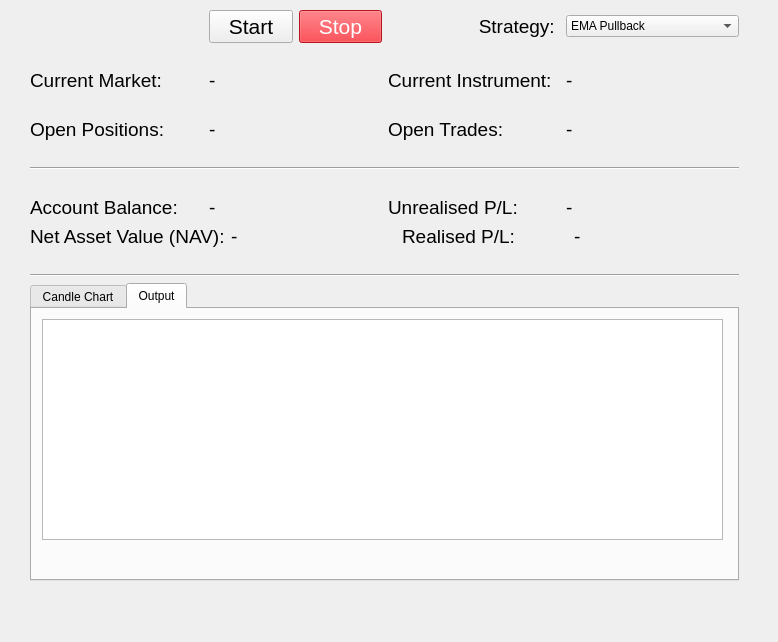
Old version of the form pyTrade_GUI.ui in the repository martynj2001/pieTrade.
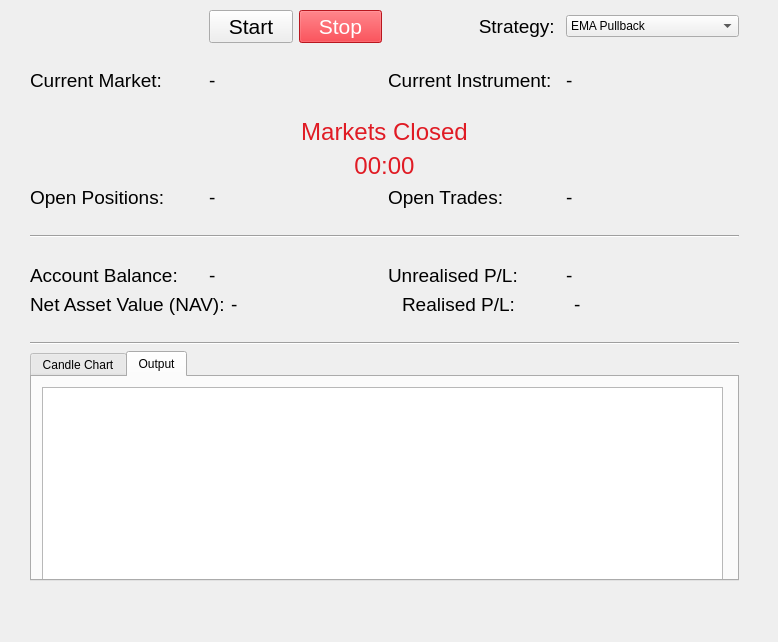
New version of the form. Icons and pictures are not drawn.

What changed in the file:
```diff
--- a/pyTrade_GUI.ui
+++ b/pyTrade_GUI.ui
@@ -194,6 +194,42 @@
       </property>
      </spacer>
     </item>
+    <item>
+     <widget class="QLabel" name="lb_Markets">
+      <property name="font">
+       <font>
+        <pointsize>18</pointsize>
+       </font>
+      </property>
+      <property name="styleSheet">
+       <string notr="true">color: rgb(224, 27, 36);</string>
+      </property>
+      <property name="text">
+       <string>Markets Closed</string>
+      </property>
+      <property name="alignment">
+       <set>Qt::AlignmentFlag::AlignCenter</set>
+      </property>
+     </widget>
+    </item>
+    <item>
+     <widget class="QLabel" name="lb_time">
+      <property name="font">
+       <font>
+        <pointsize>18</pointsize>
+       </font>
+      </property>
+      <property name="styleSheet">
+       <string notr="true">color: rgb(224, 27, 36);</string>
+      </property>
+      <property name="text">
+       <string>00:00</string>
+      </property>
+      <property name="alignment">
+       <set>Qt::AlignmentFlag::AlignCenter</set>
+      </property>
+     </widget>
+    </item>
     <item>
      <layout class="QVBoxLayout" name="verticalLayout_2">
       <item>
```
